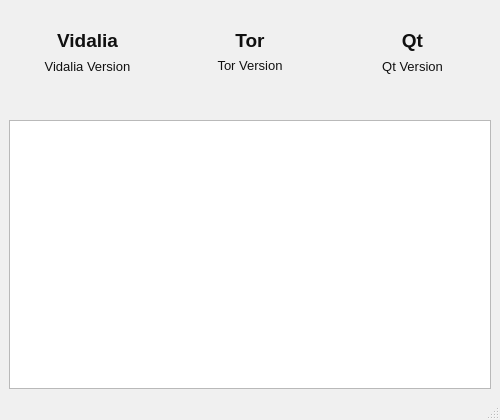
Before: the Qt Designer form src/gui/about/aboutdialog.ui in a-ilin/vidalia, drawn with Qt 5.
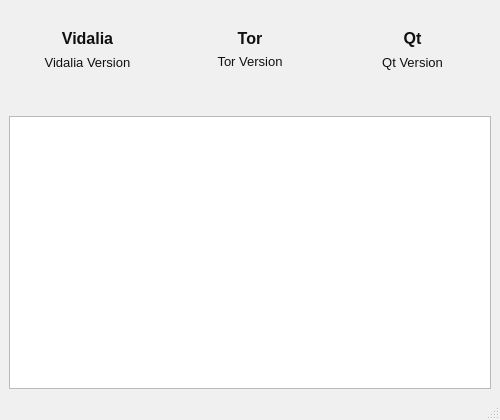
After: the same form once the commit is applied. Icons and pictures are not drawn.

Commit message:
Get rid of the last font family tag and knock a few font sizes down from 14 to 12. Those strings aren't *that* special.
svn:r1297

The edit to the form file:
```diff
--- a/src/gui/about/aboutdialog.ui
+++ b/src/gui/about/aboutdialog.ui
@@ -336,7 +336,7 @@
        <widget class="QLabel" name="lblVidalia" >
         <property name="font" >
          <font>
-          <pointsize>14</pointsize>
+          <pointsize>12</pointsize>
           <bold>true</bold>
          </font>
         </property>
@@ -420,7 +420,7 @@
        <widget class="QLabel" name="lblQt" >
         <property name="font" >
          <font>
-          <pointsize>14</pointsize>
+          <pointsize>12</pointsize>
           <bold>true</bold>
          </font>
         </property>
@@ -504,7 +504,7 @@
        <widget class="QLabel" name="lblTor" >
         <property name="font" >
          <font>
-          <pointsize>14</pointsize>
+          <pointsize>12</pointsize>
           <bold>true</bold>
          </font>
         </property>
@@ -557,7 +557,6 @@
      <widget class="QTextEdit" name="txtLicense" >
       <property name="font" >
        <font>
-        <family>Courier</family>
         <pointsize>10</pointsize>
        </font>
       </property>
```
